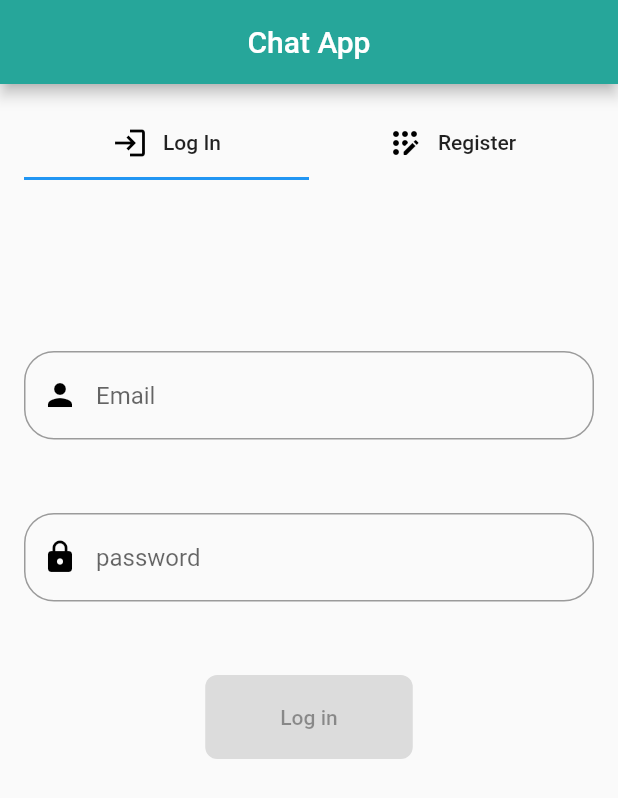
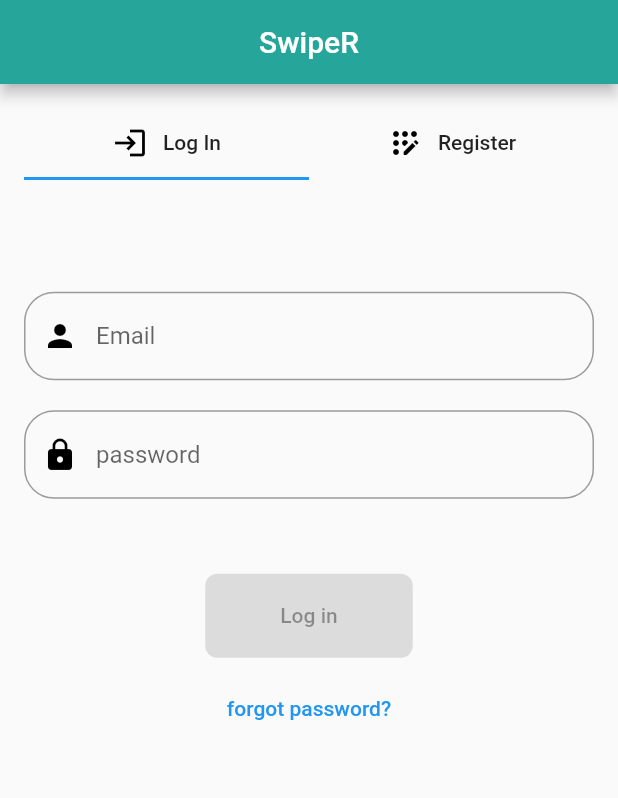
Before and after one commit to seannpenn/Team3-Swiper-app, a Flutter app: the screen it shows after launch, on a phone screen of 412 x 824 dp. Shown: the top 798 px of the screen. Run offline on Flutter 3.47's test engine with Material 2 defaults, Android fonts, the phone set to English and light mode, and no system bars; our stand-ins replace cloud_firestore, firebase_auth, firebase_core, firebase_storage, get_it, image_picker; missing offline and left inert: simple_moment; accounts and stored records are empty.

Commit message:
reset password functionality added
Syntax correct but doesn't send a reset link in the registered email

```diff
--- a/lib/src/controllers/navigation/navigation_routing.dart
+++ b/lib/src/controllers/navigation/navigation_routing.dart
@@ -3,9 +3,11 @@
 PageRoute getRoute(RouteSettings settings) {
   switch (settings.name) {
     case AuthScreen.route:
-      return SlideUpRoute(page: const AuthScreen(), settings: settings);
+      return SlideLeftRoute(page: const AuthScreen(), settings: settings);
     case ChatScreen.route:
       return SlideDownRoute(page: const ChatScreen(), settings: settings);
+      case resetPasswordScreen.route:
+      return SlideDownRoute(page: resetPasswordScreen(), settings: settings);
     case HomeScreen.route:
       return SlideDownRoute(page: const HomeScreen(), settings: settings);
     default:
--- a/lib/src/controllers/navigation/navigation_service.dart
+++ b/lib/src/controllers/navigation/navigation_service.dart
@@ -2,6 +2,7 @@
 import 'package:flutter/material.dart' as material;
 import 'package:flutter/material.dart';
 import 'package:swiper_app/src/screens/chat/chat_screen.dart';
+import 'package:swiper_app/src/screens/authentication/resetPassword_screen.dart';
 import 'dart:developer' as developer;
 
 import '../../screens/authentication/auth_screen.dart';
--- a/lib/src/screens/authentication/auth_screen.dart
+++ b/lib/src/screens/authentication/auth_screen.dart
@@ -2,6 +2,7 @@
 import 'package:flutter/material.dart';
 import 'package:swiper_app/src/controllers/auth_controller.dart';
 import 'package:swiper_app/src/controllers/navigation/navigation_service.dart';
+import 'package:swiper_app/src/screens/authentication/resetPassword_screen.dart';
 import 'package:swiper_app/src/screens/home/home_screen.dart';
 
 import '../../../service_locators.dart';
@@ -66,7 +67,7 @@
           } else {
             return Scaffold(
               appBar: AppBar(
-                title: const Text('Chat App'),
+                title: const Text('SwipeR'),
                 backgroundColor: Colors.teal[400],
                 centerTitle: true,
               ),
@@ -144,7 +145,7 @@
                                         ///login
                                         Column(
                                           mainAxisAlignment:
-                                              MainAxisAlignment.spaceEvenly,
+                                              MainAxisAlignment.center,
                                           children: [
                                             Text(_authController
                                                     .error?.message ??
@@ -192,6 +193,7 @@
                                                 return null;
                                               },
                                             ),
+                                            const SizedBox(height: 20,),
                                             TextFormField(
                                               obscureText: true,
                                               decoration: InputDecoration(
@@ -237,6 +239,7 @@
                                                 return null;
                                               },
                                             ),
+                                            const SizedBox(height: 50),
                                             ElevatedButton(
                                               onPressed: (_formKey.currentState
                                                           ?.validate() ??
@@ -264,7 +267,13 @@
                                                       ? const Color(0xFF303030)
                                                       : Colors.grey),
                                               child: const Text('Log in'),
-                                            )
+                                            ),
+                                            const SizedBox(height: 10),
+                                            TextButton(onPressed: (){
+                                              locator<NavigationService>().pushReplacementNamed(resetPasswordScreen.route);
+                                              // locator<NavigationService>().addToRouteStackRecord(AuthScreen.route);
+                                            }, child: const Text('forgot password?'))
+
                                           ],
                                         ),
 
```
Also changed, not shown: lib/src/controllers/auth_controller.dart (+15 -0 lines), lib/src/screens/authentication/resetPassword_screen.dart (added, +112 -0 lines), 1 other file.
